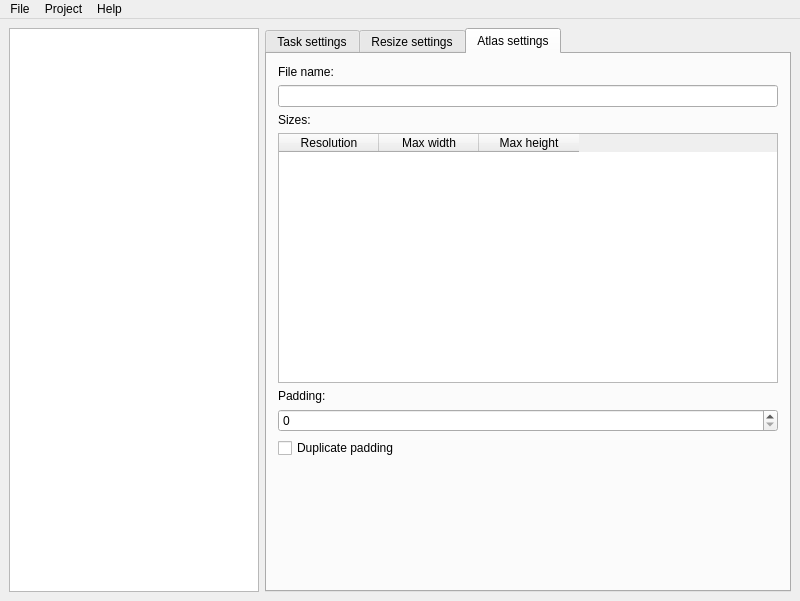
stepanp/luna2d, file tools/Pipeline/src/mainwindow.ui: the form before one commit.
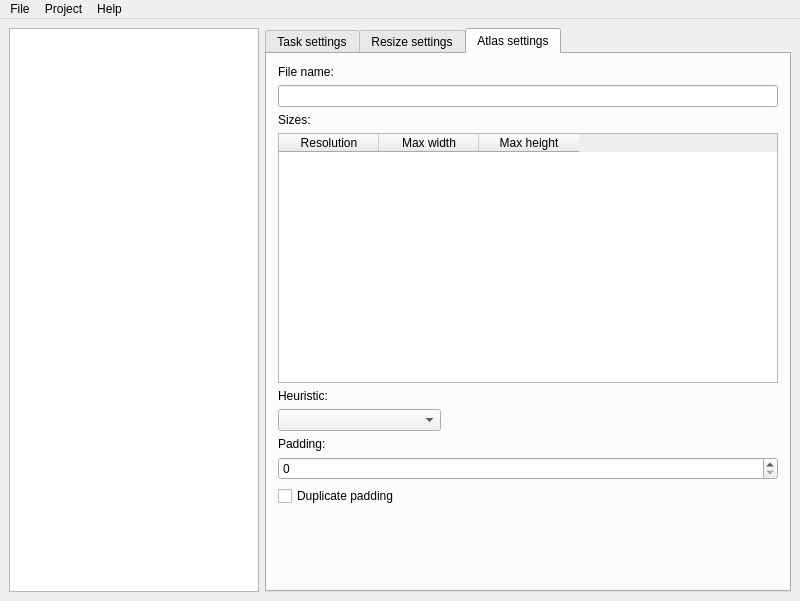
The form after the commit. The open tabs and pages were chosen to show the change.

Commit message: [Pipeline] Heuristic combo box

```diff
--- a/tools/Pipeline/src/mainwindow.ui
+++ b/tools/Pipeline/src/mainwindow.ui
@@ -270,50 +270,10 @@
             <string>Atlas settings</string>
            </attribute>
            <layout class="QGridLayout" name="gridLayout_3">
-            <item row="1" column="0" colspan="3">
-             <widget class="QLabel" name="label_6">
+            <item row="5" column="0">
+             <widget class="QLabel" name="label_9">
               <property name="text">
-               <string>File name:</string>
-              </property>
-             </widget>
-            </item>
-            <item row="2" column="0" colspan="3">
-             <widget class="QLineEdit" name="editAtlasName"/>
-            </item>
-            <item row="7" column="0" colspan="3">
-             <widget class="QCheckBox" name="checkDuplicatePadding">
-              <property name="text">
-               <string>Duplicate padding</string>
-              </property>
-             </widget>
-            </item>
-            <item row="9" column="1">
-             <spacer name="verticalSpacer_3">
-              <property name="orientation">
-               <enum>Qt::Vertical</enum>
-              </property>
-              <property name="sizeHint" stdset="0">
-               <size>
-                <width>161</width>
-                <height>347</height>
-               </size>
-              </property>
-             </spacer>
-            </item>
-            <item row="6" column="0" colspan="3">
-             <widget class="QSpinBox" name="editPadding"/>
-            </item>
-            <item row="5" column="0" colspan="2">
-             <widget class="QLabel" name="label_10">
-              <property name="text">
-               <string>Padding:</string>
-              </property>
-             </widget>
-            </item>
-            <item row="3" column="0">
-             <widget class="QLabel" name="label_7">
-              <property name="text">
-               <string>Sizes:</string>
+               <string>Heuristic:</string>
               </property>
              </widget>
             </item>
@@ -378,6 +338,56 @@
               </column>
              </widget>
             </item>
+            <item row="12" column="1">
+             <spacer name="verticalSpacer_3">
+              <property name="orientation">
+               <enum>Qt::Vertical</enum>
+              </property>
+              <property name="sizeHint" stdset="0">
+               <size>
+                <width>161</width>
+                <height>347</height>
+               </size>
+              </property>
+             </spacer>
+            </item>
+            <item row="9" column="0" colspan="3">
+             <widget class="QCheckBox" name="checkDuplicatePadding">
+              <property name="text">
+               <string>Duplicate padding</string>
+              </property>
+             </widget>
+            </item>
+            <item row="2" column="0" colspan="3">
+             <widget class="QLineEdit" name="editAtlasName"/>
+            </item>
+            <item row="8" column="0" colspan="3">
+             <widget class="QSpinBox" name="editPadding"/>
+            </item>
+            <item row="1" column="0" colspan="3">
+             <widget class="QLabel" name="label_6">
+              <property name="text">
+               <string>File name:</string>
+              </property>
+             </widget>
+            </item>
+            <item row="7" column="0" colspan="2">
+             <widget class="QLabel" name="label_10">
+              <property name="text">
+               <string>Padding:</string>
+              </property>
+             </widget>
+            </item>
+            <item row="3" column="0">
+             <widget class="QLabel" name="label_7">
+              <property name="text">
+               <string>Sizes:</string>
+              </property>
+             </widget>
+            </item>
+            <item row="6" column="0">
+             <widget class="QComboBox" name="comboHeuristic"/>
+            </item>
            </layout>
           </widget>
          </widget>
```
The commit also changes 5 other files.
